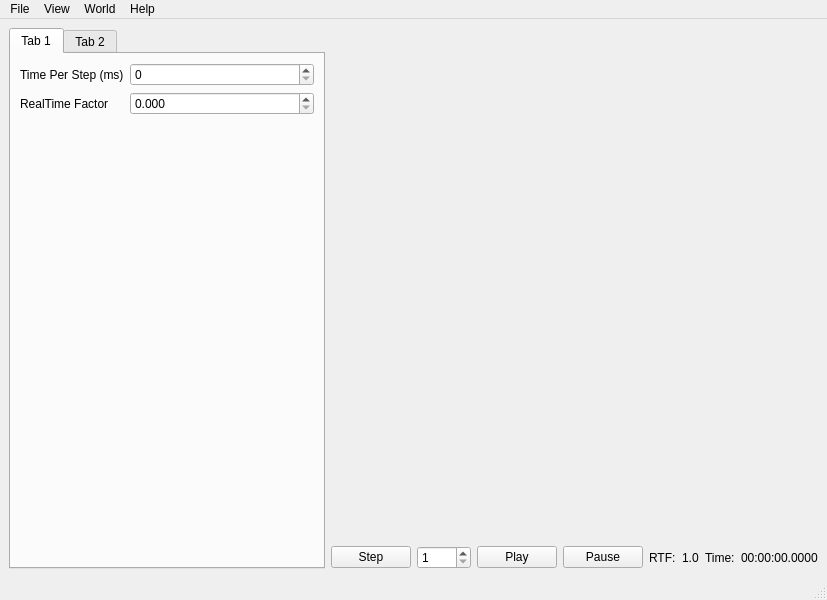
Before: the Qt Designer form sim/simulator/lib/mainwindow.ui in WPISmartmouse/Smartmouse_2018, drawn with Qt 5.
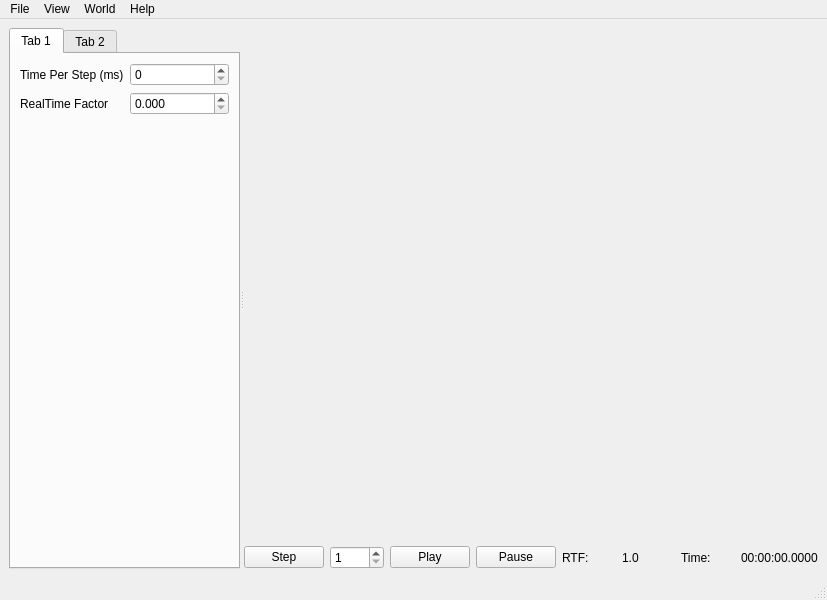
After: the same form once the commit is applied.

Commit message: add splitter with basic style

```diff
--- a/sim/simulator/lib/mainwindow.ui
+++ b/sim/simulator/lib/mainwindow.ui
@@ -22,6 +22,10 @@
    </property>
    <layout class="QHBoxLayout" name="horizontalLayout">
     <item>
+     <widget class="QSplitter" name="tab_splitter">
+      <property name="orientation">
+       <enum>Qt::Horizontal</enum>
+      </property>
      <widget class="QTabWidget" name="tabs">
       <property name="sizePolicy">
        <sizepolicy hsizetype="Preferred" vsizetype="Expanding">
@@ -76,8 +80,7 @@
        </attribute>
       </widget>
      </widget>
-    </item>
-    <item>
+      <widget class="QWidget" name="">
      <layout class="QVBoxLayout" name="right_side_layout">
       <item>
        <spacer name="verticalSpacer">
@@ -156,6 +159,8 @@
        </layout>
       </item>
      </layout>
+      </widget>
+     </widget>
     </item>
    </layout>
   </widget>
```
Lines whose indentation alone changed are shown as unchanged. The commit also changes 2 other files.
